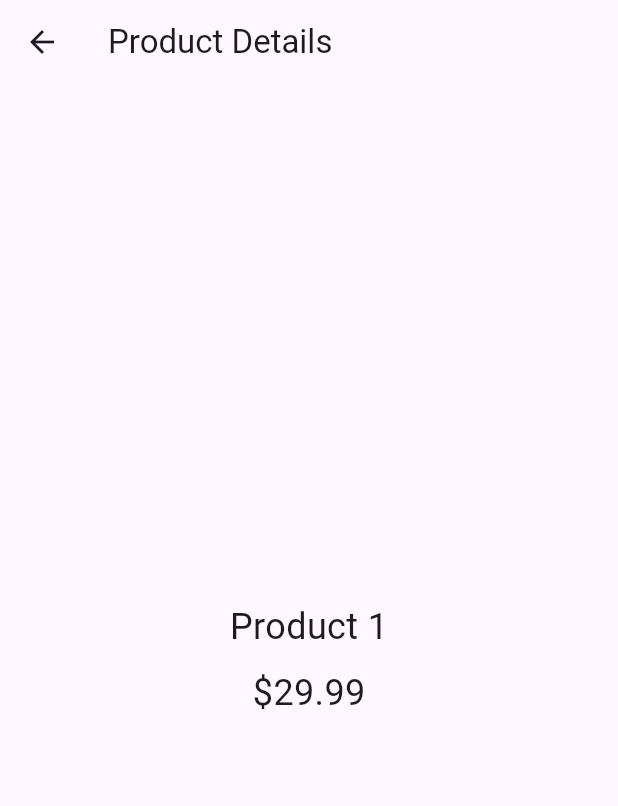
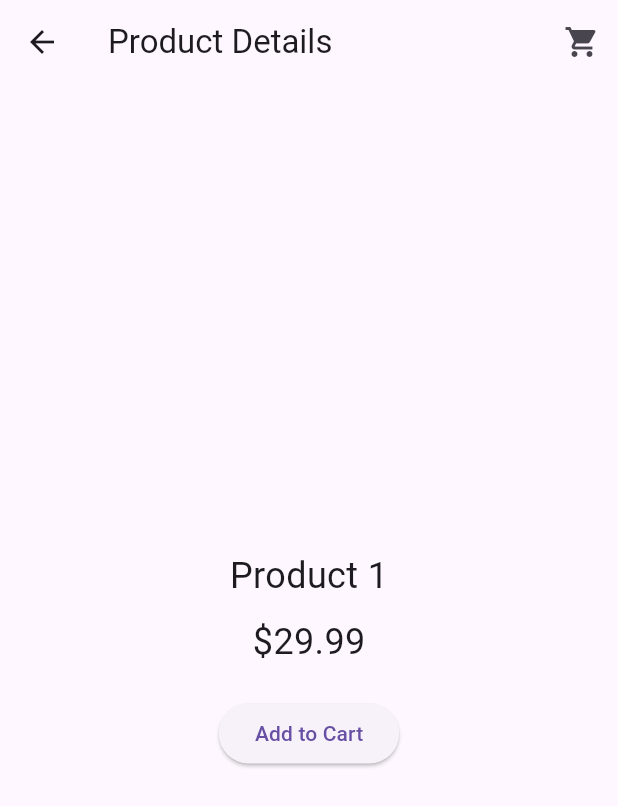
Before and after one commit to Amanullahgit/flutter-getx-real-world-application, a Flutter app: the screen it shows after launch, after a tap on "Product 1", on a phone screen of 412 x 824 dp. Shown: the top 806 px of the screen. Run offline on Flutter 3.47's test engine with Material 3 defaults, Android fonts, the phone set to English and light mode, and no system bars; our stand-ins replace get.

Commit message:
Chapter 2 commit

```diff
--- /dev/null
+++ b/lib/app/modules/product/controllers/cart_controller.dart
@@ -0,0 +1,22 @@
+import 'package:get/get.dart';
+
+import '../models/product_model.dart';
+
+class CartController extends GetxController {
+  var cartItems = <ProductModel>[].obs;
+  var totalAmount = 0.0.obs;
+
+  void addToCart(ProductModel product) {
+    cartItems.add(product);
+    calculateTotal();
+  }
+
+  void removeFromCart(ProductModel product) {
+    cartItems.remove(product);
+    calculateTotal();
+  }
+
+  void calculateTotal() {
+    totalAmount.value = cartItems.fold(0, (sum, item) => sum + item.price);
+  }
+}
--- a/lib/app/modules/product/views/product_details_view.dart
+++ b/lib/app/modules/product/views/product_details_view.dart
@@ -1,8 +1,11 @@
 import 'package:flutter/material.dart';
 import 'package:get/get.dart';
+import 'package:getx_chapter_1/app/modules/product/controllers/cart_controller.dart';
 import '../models/product_model.dart';
 
 class ProductDetailsView extends StatelessWidget {
+  final CartController cartController = Get.find<CartController>();
+
   @override
   Widget build(BuildContext context) {
     final ProductModel product = Get.arguments;
@@ -10,6 +13,14 @@
     return Scaffold(
       appBar: AppBar(
         title: Text('Product Details'),
+        actions: [
+          IconButton(
+            icon: Icon(Icons.shopping_cart),
+            onPressed: () {
+              Get.toNamed('/cart');
+            },
+          ),
+        ],
       ),
       body: Center(
         child: Column(
@@ -18,6 +29,16 @@
             Text(product.name, style: TextStyle(fontSize: 24)),
             SizedBox(height: 10),
             Text('\$${product.price}', style: TextStyle(fontSize: 24)),
+            SizedBox(height: 20),
+            ElevatedButton(
+              onPressed: () {
+                cartController.addToCart(product);
+
+                Get.snackbar(
+                    'Added to Cart', '${product.name} added to your cart');
+              },
+              child: Text('Add to Cart'),
+            ),
           ],
         ),
       ),
--- a/lib/app/routes/app_pages.dart
+++ b/lib/app/routes/app_pages.dart
@@ -1,4 +1,5 @@
 import 'package:get/get.dart';
+import 'package:getx_chapter_1/app/modules/product/views/cart_view.dart';
 import '../modules/product/views/product_view.dart';
 import '../modules/product/views/product_details_view.dart';
 
@@ -14,5 +15,9 @@
       name: Routes.PRODUCT_DETAILS,
       page: () => ProductDetailsView(),
     ),
+    GetPage(
+      name: Routes.CART,
+      page: () => CartView(),
+    ),
   ];
 }
--- a/lib/app/routes/app_routes.dart
+++ b/lib/app/routes/app_routes.dart
@@ -3,4 +3,5 @@
 class Routes {
   static const PRODUCT = '/product';
   static const PRODUCT_DETAILS = '/product-details';
+  static const CART = '/cart';
 }
--- a/lib/main.dart
+++ b/lib/main.dart
@@ -1,8 +1,10 @@
 import 'package:flutter/material.dart';
 import 'package:get/get.dart';
+import 'package:getx_chapter_1/app/modules/product/controllers/cart_controller.dart';
 import 'app/routes/app_pages.dart';
 
 void main() {
+  Get.put(CartController());
   runApp(MyApp());
 }
 
```
Also changed, not shown: lib/app/modules/product/views/cart_view.dart (added, +47 -0 lines).
